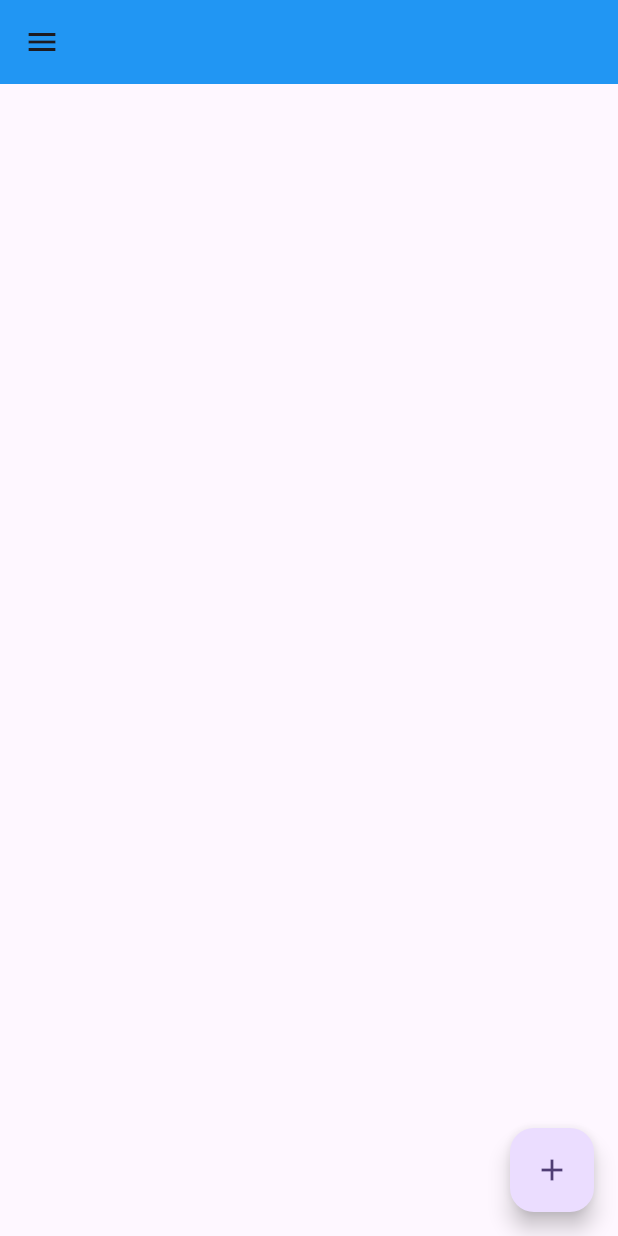
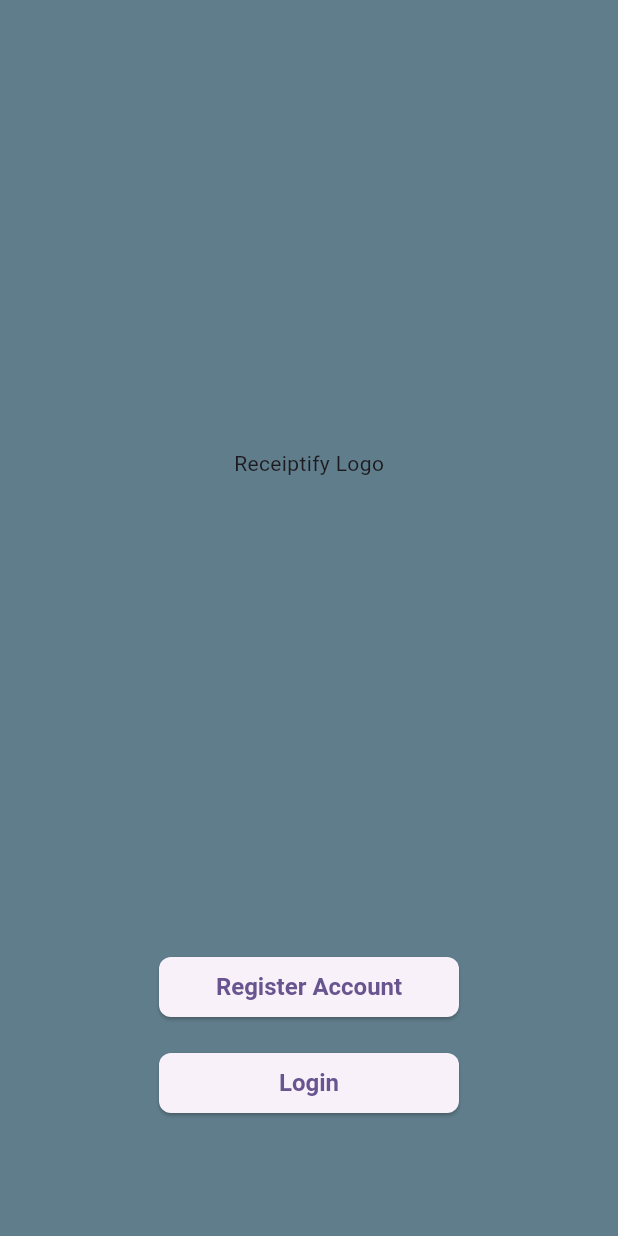
Before and after one commit to PrunesLand/receiptify, a Flutter app: the screen it shows after launch, on a phone screen of 412 x 824 dp. Run offline on Flutter 3.47's test engine with Material 3 defaults, Android fonts, the phone set to English and light mode, and no system bars; our stand-ins replace camera, flutter_bloc, freezed_annotation, get_it, go_router, image_picker; missing offline and left inert: google_mlkit_text_recognition.

Commit message:
Add onboarding screens with navigation for registration and login

```diff
--- /dev/null
+++ b/lib/features/Onboarding/index.dart
@@ -0,0 +1 @@
+export 'presentation/index.dart';
--- /dev/null
+++ b/lib/features/Onboarding/presentation/HeroScreen.dart
@@ -0,0 +1,62 @@
+import 'package:flutter/material.dart';
+import 'package:go_router/go_router.dart';
+
+class HeroScreen extends StatelessWidget {
+  const HeroScreen({super.key});
+
+  @override
+  Widget build(BuildContext context) {
+    return SafeArea(
+      top: false,
+      child: Scaffold(
+        backgroundColor: Colors.blueGrey,
+        body: Column(
+          children: [
+            Flexible(flex: 3, child: Center(child: Text('Receiptify Logo'))),
+            Flexible(
+              flex: 1,
+              child: Padding(
+                padding: const EdgeInsets.symmetric(vertical: 16.0),
+                child: Column(
+                  children: [
+                    ElevatedButton(
+                      style: ElevatedButton.styleFrom(
+                        shape: RoundedRectangleBorder(
+                          borderRadius: BorderRadius.circular(8.0),
+                        ),
+                        textStyle: const TextStyle(
+                          fontSize: 16.0,
+                          fontWeight: FontWeight.bold,
+                        ),
+                        fixedSize: Size.fromWidth(200),
+                      ),
+                      onPressed: () {},
+                      child: Text("Register Account"),
+                    ),
+                    SizedBox(height: 16.0),
+                    ElevatedButton(
+                      style: ElevatedButton.styleFrom(
+                        shape: RoundedRectangleBorder(
+                          borderRadius: BorderRadius.circular(8.0),
+                        ),
+                        textStyle: const TextStyle(
+                          fontSize: 16.0,
+                          fontWeight: FontWeight.bold,
+                        ),
+                        fixedSize: Size.fromWidth(200),
+                      ),
+                      onPressed: () {
+                        GoRouter.of(context).go('/login');
+                      },
+                      child: Text("Login"),
+                    ),
+                  ],
+                ),
+              ),
+            ),
+          ],
+        ),
+      ),
+    );
+  }
+}
--- /dev/null
+++ b/lib/features/Onboarding/presentation/index.dart
@@ -0,0 +1,2 @@
+export 'HeroScreen.dart';
+export 'LoginScreen.dart';
--- a/lib/main.dart
+++ b/lib/main.dart
@@ -5,6 +5,8 @@ import 'package:receipt_app/features/Home/Index.dart';
 
 import 'core/service_locator.dart';
 import 'features/CameraOCR/presentation/CameraScreen.dart';
+import 'features/Onboarding/presentation/HeroScreen.dart';
+import 'features/Onboarding/presentation/LoginScreen.dart';
 
 void main() {
   setupServiceLocator();
@@ -14,6 +16,7 @@ void main() {
 final messengerKey = GlobalKey<ScaffoldMessengerState>();
 
 final GoRouter router = GoRouter(
+  initialLocation: '/onboarding',
   routes: <RouteBase>[
     GoRoute(
       path: '/',
@@ -28,6 +31,18 @@ final GoRouter router = GoRouter(
       path: '/camera',
       builder: (BuildContext context, GoRouterState state) {
         return const CameraScreen();
+      },
+    ),
+    GoRoute(
+      path: '/onboarding',
+      builder: (BuildContext context, GoRouterState state) {
+        return const HeroScreen();
+      },
+    ),
+    GoRoute(
+      path: '/login',
+      builder: (BuildContext context, GoRouterState state) {
+        return const LoginScreen();
       },
     ),
   ],
```
Also changed, not shown: lib/features/Onboarding/presentation/LoginScreen.dart (added, +97 -0 lines), lib/features/Onboarding/Domain/LoginUserModel.dart (added), lib/features/Onboarding/Domain/RegisterUserModel.dart (added), lib/features/Onboarding/Infrastructure/Models/User.dart (added), lib/features/Onboarding/Infrastructure/UserRepository.dart (added), 1 other file.
